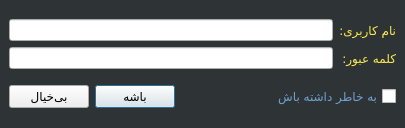
Qt form time-tracker/UserPassDialog.ui (its-saeed/retracker) before a commit.
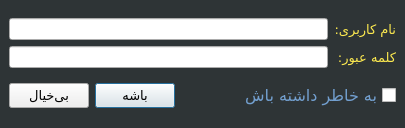
The same form after that commit.

The edit to the form file:
```diff
--- a/time-tracker/UserPassDialog.ui
+++ b/time-tracker/UserPassDialog.ui
@@ -46,6 +46,7 @@
           <property name="font">
            <font>
             <family>B Yekan</family>
+            <pointsize>10</pointsize>
            </font>
           </property>
           <property name="styleSheet">
@@ -71,6 +72,7 @@
           <property name="font">
            <font>
             <family>B Yekan</family>
+            <pointsize>10</pointsize>
            </font>
           </property>
           <property name="styleSheet">
@@ -93,6 +95,9 @@
           <property name="font">
            <font>
             <family>B Yekan</family>
+            <pointsize>10</pointsize>
+            <weight>50</weight>
+            <bold>false</bold>
            </font>
           </property>
           <property name="text">
@@ -105,6 +110,9 @@
           <property name="font">
            <font>
             <family>B Yekan</family>
+            <pointsize>10</pointsize>
+            <weight>50</weight>
+            <bold>false</bold>
            </font>
           </property>
           <property name="text">
@@ -133,6 +141,7 @@
           <property name="font">
            <font>
             <family>B Yekan</family>
+            <pointsize>12</pointsize>
            </font>
           </property>
           <property name="layoutDirection">
```
Left out of the diff: 2 changed lines with no effect on the pictures.
